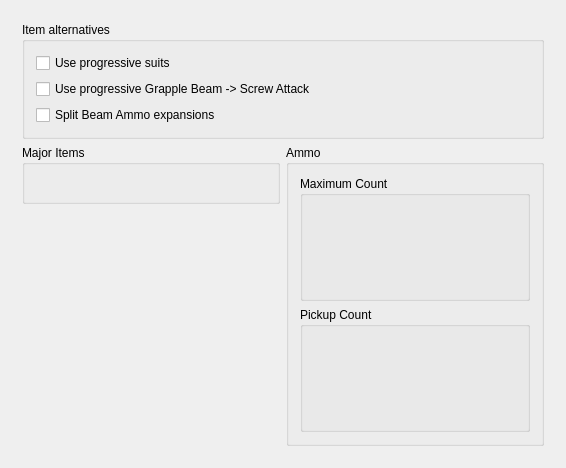
The window that randovania/gui/main_rules.ui (randovania/randovania) describes before a commit, drawn with Qt 5.
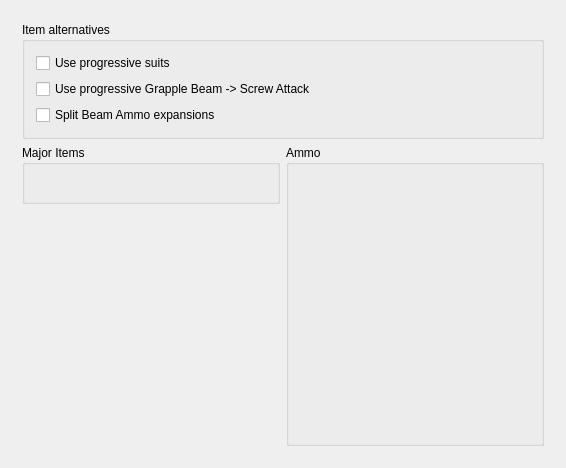
The same window after the commit.

Commit message: Revamp how ammo pickup UI works

What changed in the file:
```diff
--- a/randovania/gui/main_rules.ui
+++ b/randovania/gui/main_rules.ui
@@ -93,24 +93,7 @@
           <property name="title">
            <string>Ammo</string>
           </property>
-          <layout class="QVBoxLayout" name="verticalLayout_2">
-           <item>
-            <widget class="QGroupBox" name="maximum_count_box">
-             <property name="title">
-              <string>Maximum Count</string>
-             </property>
-             <layout class="QGridLayout" name="maximum_count_layout"/>
-            </widget>
-           </item>
-           <item>
-            <widget class="QGroupBox" name="pickup_count_box">
-             <property name="title">
-              <string>Pickup Count</string>
-             </property>
-             <layout class="QGridLayout" name="pickup_count_layout"/>
-            </widget>
-           </item>
-          </layout>
+          <layout class="QVBoxLayout" name="ammo_layout"/>
          </widget>
         </item>
         <item row="0" column="0" colspan="2">
```
The commit also changes 7 other files.
